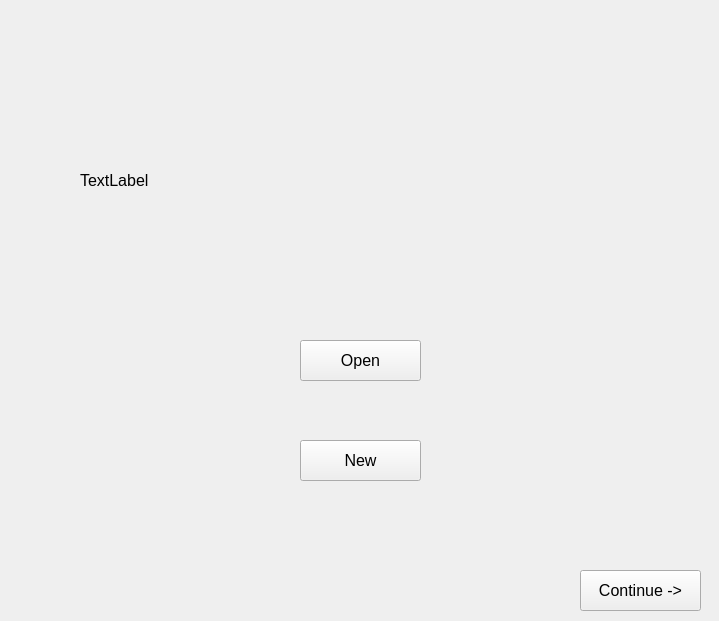
Old version of the form ui/jsoncheck.ui in the repository sriv95/Restaurant-Management.
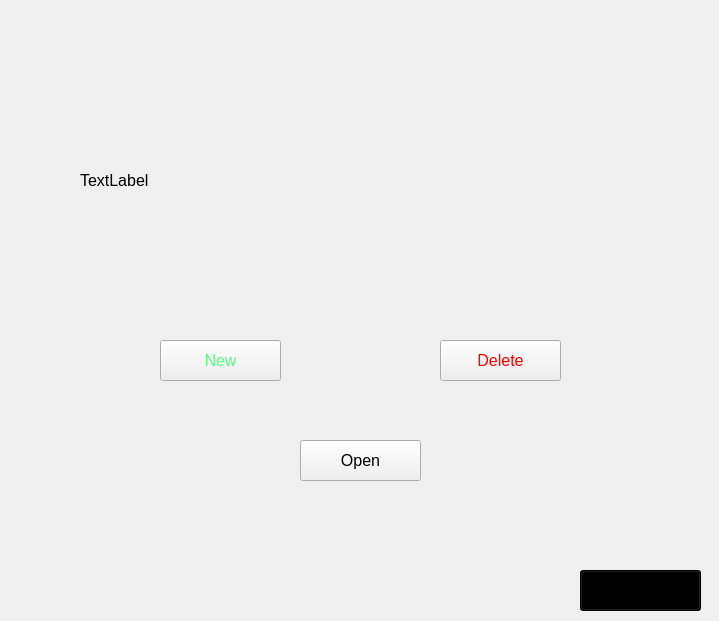
New version of the form.

Commit message: add delete button, some bug fixes where the program doesn't close properly, and improve checkjson ui + add pop-up windows

Patch:
```diff
--- a/ui/jsoncheck.ui
+++ b/ui/jsoncheck.ui
@@ -16,7 +16,7 @@
   <widget class="QPushButton" name="newBtn">
    <property name="geometry">
     <rect>
-     <x>300</x>
+     <x>160</x>
      <y>340</y>
      <width>121</width>
      <height>41</height>
@@ -25,10 +25,15 @@
    <property name="font">
     <font>
      <pointsize>12</pointsize>
+     <bold>false</bold>
+     <underline>false</underline>
     </font>
    </property>
+   <property name="styleSheet">
+    <string notr="true">color: rgb(85, 255, 127);</string>
+   </property>
    <property name="text">
-    <string>Open</string>
+    <string>New</string>
    </property>
   </widget>
   <widget class="QPushButton" name="openBtn">
@@ -46,7 +51,7 @@
     </font>
    </property>
    <property name="text">
-    <string>New</string>
+    <string>Open</string>
    </property>
   </widget>
   <widget class="QLabel" name="textlabel">
@@ -85,12 +90,39 @@
    <property name="font">
     <font>
      <pointsize>12</pointsize>
+     <bold>true</bold>
     </font>
    </property>
+   <property name="styleSheet">
+    <string notr="true">background-color:rgb(0, 0, 0)</string>
+   </property>
    <property name="text">
     <string>Continue -&gt;</string>
    </property>
   </widget>
+  <widget class="QPushButton" name="delBtn">
+   <property name="geometry">
+    <rect>
+     <x>440</x>
+     <y>340</y>
+     <width>121</width>
+     <height>41</height>
+    </rect>
+   </property>
+   <property name="font">
+    <font>
+     <pointsize>12</pointsize>
+     <bold>false</bold>
+     <underline>false</underline>
+    </font>
+   </property>
+   <property name="styleSheet">
+    <string notr="true">color: rgb(255, 0, 0);</string>
+   </property>
+   <property name="text">
+    <string>Delete</string>
+   </property>
+  </widget>
  </widget>
  <resources/>
  <connections/>
```
The commit also changes 4 other files.
